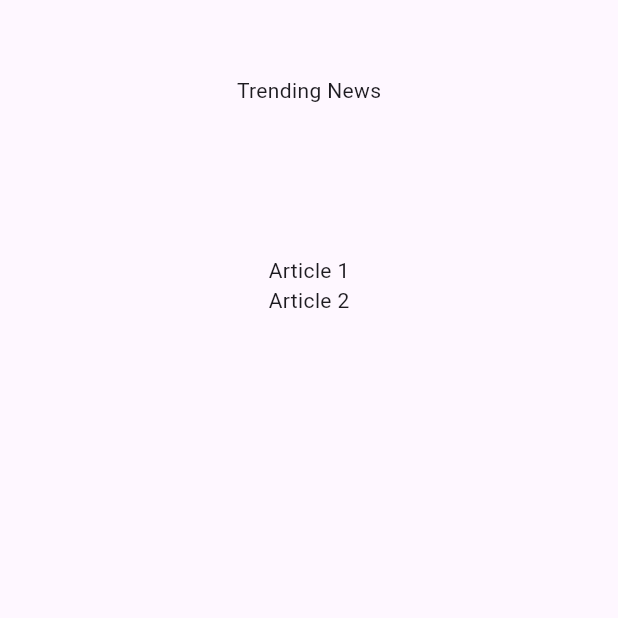
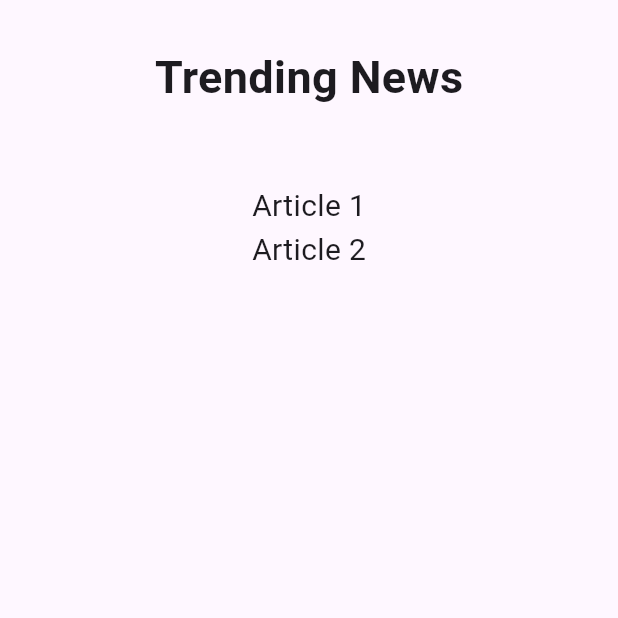
Before and after one commit to avszoom/flutter-starter, a Flutter app: the NewsList screen opened directly, on a phone screen of 412 x 824 dp, the top half of it. Run offline on Flutter 3.47's test engine with Material 3 defaults, Android fonts, the phone set to English and light mode, and no system bars.

Commit message:
cetered everything

```diff
--- a/lib/main.dart
+++ b/lib/main.dart
@@ -1,46 +1,7 @@
 import 'package:flutter/material.dart';
+import 'package:starter/views/home.dart';
+import 'package:starter/widgets/parent.dart';
 
 void main() {
-  runApp(const MyApp());
+  runApp(const Parent(child: HomeView()));
 }
-
-class MyApp extends StatelessWidget {
-  const MyApp({super.key});
-
-  // This widget is the root of your application.
-  @override
-  Widget build(BuildContext context) {
-    return MaterialApp(
-      title: 'News App',
-      theme: ThemeData(
-        colorScheme: ColorScheme.fromSeed(seedColor: Colors.deepPurple),
-        useMaterial3: true,
-      ),
-      home: const NewsList(),
-    );
-  }
-}
-
-class NewsList extends StatelessWidget {
-  const NewsList({super.key});
-
-  @override
-  Widget build(BuildContext context) {
-    return const Center(
-      child: Column(
-        children: [
-          SizedBox(height: 50),
-          Text('Trending News'),
-          SizedBox(height: 100),
-          Column(
-            mainAxisAlignment: MainAxisAlignment.spaceEvenly,
-            children: [
-              Text("Article 1"),
-              Text("Article 2"),
-            ],
-          )
-        ],
-      ),
-    );
-  }
-}
--- /dev/null
+++ b/lib/views/home.dart
@@ -0,0 +1,18 @@
+import 'package:flutter/material.dart';
+import 'package:starter/widgets/news_list.dart';
+
+class HomeView extends StatelessWidget {
+  const HomeView({super.key});
+
+  @override
+  Widget build(BuildContext context) {
+    return MaterialApp(
+      title: 'News App',
+      theme: ThemeData(
+        colorScheme: ColorScheme.fromSeed(seedColor: Colors.deepPurple),
+        useMaterial3: true,
+      ),
+      home: const NewsList(),
+    );
+  }
+}
--- /dev/null
+++ b/lib/widgets/news_article.dart
@@ -0,0 +1,14 @@
+import 'package:flutter/material.dart';
+
+class NewsArticle extends StatelessWidget {
+  final String article;
+  const NewsArticle({super.key, required this.article});
+
+  @override
+  Widget build(BuildContext context) {
+    return  Text(article, style: const TextStyle(
+      fontWeight: FontWeight.w400,
+      fontSize: 20.0
+    ),);
+  }
+}
--- /dev/null
+++ b/lib/widgets/news_list.dart
@@ -0,0 +1,33 @@
+import 'package:flutter/material.dart';
+import 'package:starter/widgets/news_article.dart';
+
+class NewsList extends StatelessWidget {
+  const NewsList({super.key});
+
+  @override
+  Widget build(BuildContext context) {
+    return const Scaffold(
+
+      body: Column(
+        crossAxisAlignment: CrossAxisAlignment.center,
+        children: [
+          SizedBox(height: 30.0),
+          Center(
+            child: Text('Trending News', style: TextStyle(
+                fontWeight: FontWeight.bold, // To make the text bold
+                fontSize: 30, // To increase the font size
+            ),),
+          ),
+          SizedBox(height: 50.0),
+          Column(
+            mainAxisAlignment: MainAxisAlignment.spaceEvenly,
+            children: [
+              NewsArticle(article: "Article 1"),
+              NewsArticle(article: "Article 2"),
+            ],
+          )
+        ],
+      ),
+    );
+  }
+}
--- /dev/null
+++ b/lib/widgets/parent.dart
@@ -0,0 +1,23 @@
+import 'package:flutter/material.dart';
+
+class Parent extends StatelessWidget {
+  final Widget child;
+  const Parent({super.key, required this.child});
+
+  @override
+  Widget build(BuildContext context) {
+    return
+    MaterialApp(
+      title: 'News App',
+      theme: ThemeData(
+        colorScheme: ColorScheme.fromSeed(seedColor: Colors.deepPurple),
+        useMaterial3: true,
+        fontFamily: 'Roboto',
+      ),
+      home: Container(
+          margin: const EdgeInsetsDirectional.only(top: 100,start: 200,end: 200, bottom: 100),
+          child: Center(child: child),
+      ),
+    );
+  }
+}
```
Also changed, not shown: 1 other file.
